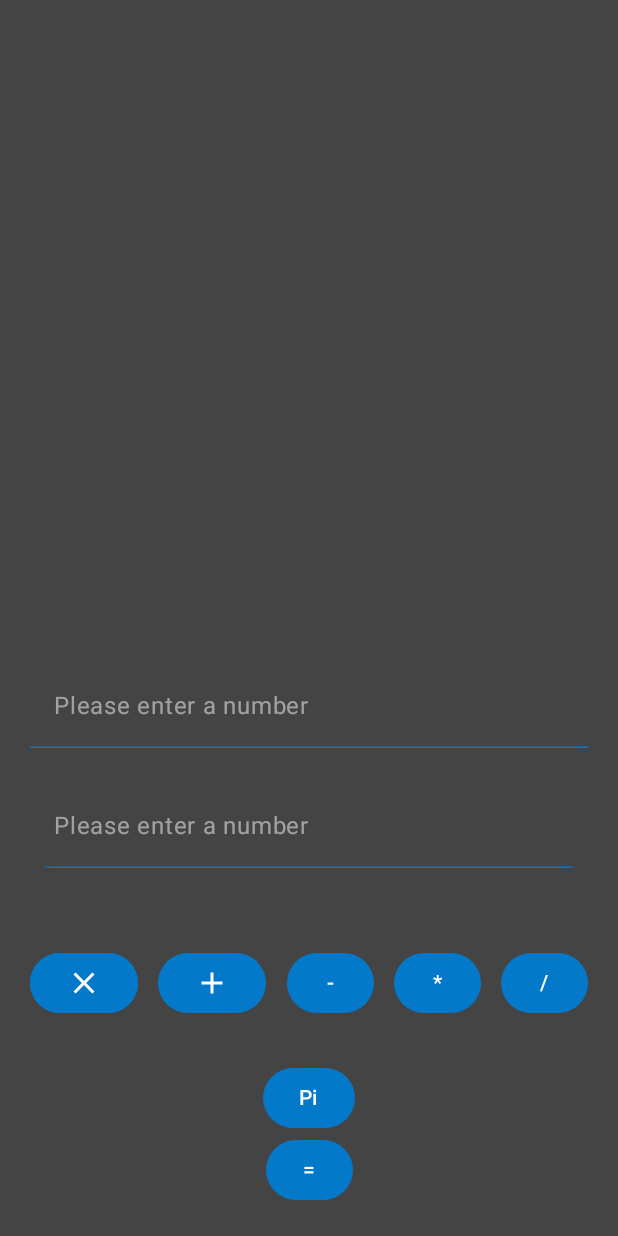
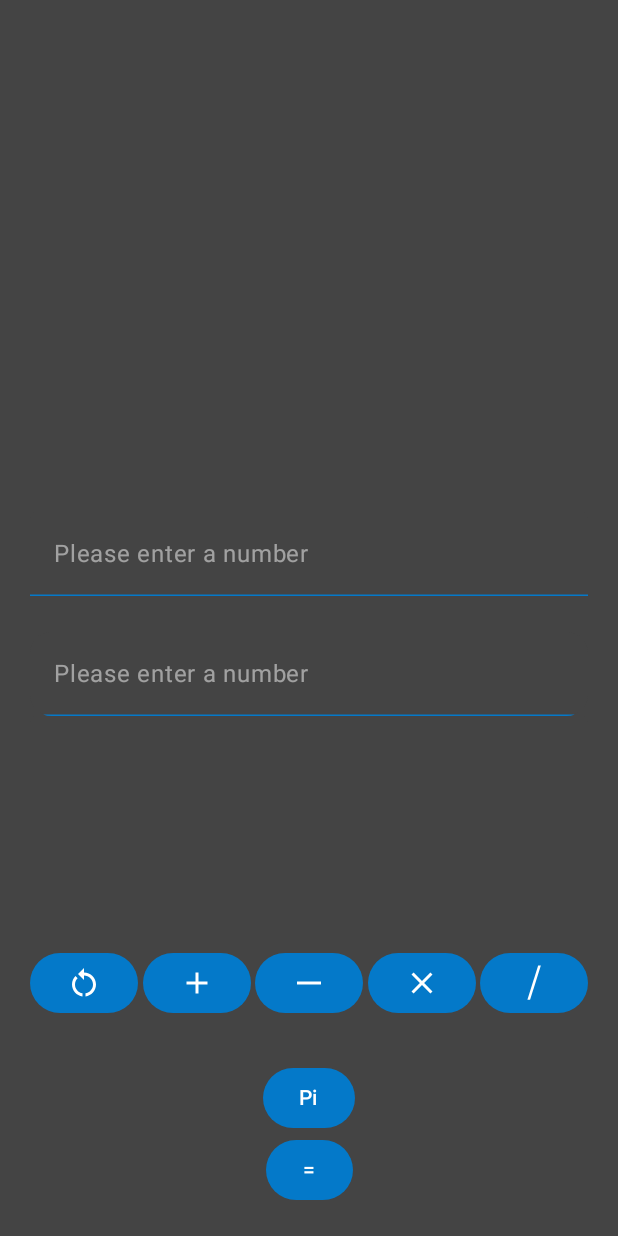
Before and after one commit to Luke-l2e/Calculator, an Android app built with Jetpack Compose: the screen it shows after launch (MainActivity), on a phone screen of 412 x 824 dp. Run offline under Robolectric (Android 15) with nearby library versions, the phone set to English and light mode, and no system bars.

Commit message:
- extract variables into data classes - create Operators.kt, Colors.kt & TextFieldValues.kt - show result in TextField instead of Text - show operators as Icon instead of Text

```diff
--- /dev/null
+++ b/app/src/main/java/de/hhn/calculator/Colors.kt
@@ -0,0 +1,10 @@
+package de.hhn.calculator
+
+import androidx.compose.ui.graphics.Color
+
+data class Colors(
+    var background: Color = Color.DarkGray,
+    var item: Color = Color(4, 121, 201),
+    var focus: Color = Color(255, 140, 0),
+    var font: Color = Color.White
+)
--- a/app/src/main/java/de/hhn/calculator/MainActivity.kt
+++ b/app/src/main/java/de/hhn/calculator/MainActivity.kt
@@ -4,9 +4,9 @@ import android.os.Bundle
 import android.widget.Toast
 import androidx.activity.ComponentActivity
 import androidx.activity.compose.setContent
-import androidx.compose.foundation.BorderStroke
 import androidx.compose.foundation.background
 import androidx.compose.foundation.layout.Arrangement
+import androidx.compose.foundation.layout.Box
 import androidx.compose.foundation.layout.Column
 import androidx.compose.foundation.layout.Row
 import androidx.compose.foundation.layout.fillMaxSize
@@ -16,14 +16,10 @@ import androidx.compose.foundation.layout.padding
 import androidx.compose.foundation.shape.CircleShape
 import androidx.compose.foundation.shape.RoundedCornerShape
 import androidx.compose.foundation.text.KeyboardOptions
-import androidx.compose.material.icons.Icons
-import androidx.compose.material.icons.filled.Add
-import androidx.compose.material.icons.filled.Clear
 import androidx.compose.material3.Button
 import androidx.compose.material3.ButtonDefaults
 import androidx.compose.material3.ExperimentalMaterial3Api
 import androidx.compose.material3.Icon
-import androidx.compose.material3.OutlinedButton
 import androidx.compose.material3.Text
 import androidx.compose.material3.TextField
 import androidx.compose.material3.TextFieldDefaults
@@ -37,6 +33,7 @@ import androidx.compose.ui.Modifier
 import androidx.compose.ui.draw.alpha
 import androidx.compose.ui.graphics.Color
 import androidx.compose.ui.platform.LocalContext
+import androidx.compose.ui.res.painterResource
 import androidx.compose.ui.text.TextStyle
 import androidx.compose.ui.text.input.KeyboardType
 import androidx.compose.ui.text.style.TextAlign
@@ -44,6 +41,7 @@ import androidx.compose.ui.tooling.preview.Preview
 import androidx.compose.ui.unit.dp
 import androidx.compose.ui.unit.em
 import de.hhn.calculator.ui.theme.CalculatorTheme
+import java.text.DecimalFormat
 
 class MainActivity : ComponentActivity() {
     @OptIn(ExperimentalMaterial3Api::class)
@@ -51,43 +49,32 @@ class MainActivity : ComponentActivity() {
         super.onCreate(savedInstanceState)
         setContent {
             CalculatorTheme {
-                val COLOR_BACKGROUND = Color.DarkGray
-                val COLOR_ITEM = Color(4, 121, 201)
-                val COLOR_FOCUS = Color(255, 140, 0)
-
+                var colors by remember {
+                    mutableStateOf(Colors())
+                }
+                var operators by remember {
+                    mutableStateOf(Operators())
+                }
+                var textFieldValues by remember { mutableStateOf(TextFieldValues()) }
                 val context = LocalContext.current
-                var numberX by remember {
-                    mutableStateOf("")
-                }
-                var numberY by remember {
-                    mutableStateOf("")
-                }
-                var operator by remember {
-                    mutableStateOf("")
-                }
-                var result by remember {
-                    mutableStateOf("")
-                }
                 val buttonColors = ButtonDefaults.buttonColors(
-                    containerColor = COLOR_ITEM
+                    containerColor = colors.item
                 )
                 val buttonModifier: Modifier = Modifier
-
-                // A surface container using the 'background' color from the theme
                 Column(
                     Modifier
                         .fillMaxSize()
-                        .background(COLOR_BACKGROUND)
+                        .background(colors.background)
                         .padding(20.dp),
                     horizontalAlignment = Alignment.CenterHorizontally,
                     verticalArrangement = Arrangement.Bottom,
                 )
                 {
                     TextField(
-                        value = numberX,
+                        value = textFieldValues.numberX,
                         onValueChange = {
                             if (it.isBlank()) {
-                                numberX = ""
+                                textFieldValues = textFieldValues.copy(numberX = "")
                                 return@TextField
                             }
                             var value: Double
@@ -101,7 +88,7 @@ class MainActivity : ComponentActivity() {
                                     .show()
                                 return@TextField
                             }
-                            numberX = it
+                            textFieldValues = textFieldValues.copy(numberX = it)
                         },
                         Modifier
                             .fillMaxWidth(),
@@ -116,24 +103,46 @@ class MainActivity : ComponentActivity() {
                         },
                         keyboardOptions = KeyboardOptions(keyboardType = KeyboardType.Decimal),
                         colors = TextFieldDefaults.textFieldColors(
-                            containerColor = COLOR_BACKGROUND,
-                            unfocusedIndicatorColor = COLOR_ITEM,
-                            focusedIndicatorColor = COLOR_FOCUS
+                            containerColor = colors.background,
+                            unfocusedIndicatorColor = colors.item,
+                            focusedIndicatorColor = colors.focus
                         )
                     )
+                    Box(
+                        contentAlignment = Alignment.Center,
+                        modifier = Modifier.fillMaxWidth()
+                    ) {
+                        // TODO : Workaround instead of 0.    id = 0 -> crash
+                        if (textFieldValues.operator != operators.EMPTY) {
+                            Icon(
+                                painter = painterResource(id = textFieldValues.operator),
+                                contentDescription = "Multiplication",
+                                tint = colors.font
+                            )
+                        } else {
+                            Icon(
+                                painter = painterResource(id = operators.addition),
+                                contentDescription = "Multiplication",
+                                tint = colors.font,
+                                modifier = Modifier.alpha(0.0f)
+                            )
+                        }
 
-                    Text(
-                        text = operator,
-                        color = Color.White,
-                        fontSize = 14.em,
-                        textAlign = TextAlign.Center,
-                    )
+                    }
+
+
+//                    Text(
+//                        text = textFieldValues.operator.toString(),
+//                        color = Color.White,
+//                        fontSize = 9.em,
+//                        textAlign = TextAlign.Center,
+//                    )
 
                     TextField(
-                        value = numberY,
+                        value = textFieldValues.numberY,
                         onValueChange = {
                             if (it.isBlank()) {
-                                numberY = ""
+                                textFieldValues = textFieldValues.copy(numberY = "")
                                 return@TextField
                             }
                             var value: Double
@@ -147,7 +156,7 @@ class MainActivity : ComponentActivity() {
                                     .show()
                                 return@TextField
                             }
-                            numberY = it
+                            textFieldValues = textFieldValues.copy(numberY = it)
                         },
                         Modifier
                             .fillMaxWidth(),
@@ -163,17 +172,29 @@ class MainActivity : ComponentActivity() {
                         textStyle = TextStyle(color = Color.White),
                         keyboardOptions = KeyboardOptions(keyboardType = KeyboardType.Decimal),
                         colors = TextFieldDefaults.textFieldColors(
-                            containerColor = COLOR_BACKGROUND,
-                            unfocusedIndicatorColor = COLOR_ITEM,
-                            focusedIndicatorColor = COLOR_FOCUS
+                            containerColor = colors.background,
+                            unfocusedIndicatorColor = colors.item,
+                            focusedIndicatorColor = colors.focus
                         )
                     )
 
-                    Text(
-                        text = result,
-                        color = Color.White,
-                        fontSize = 12.em,
-                        textAlign = TextAlign.Start
+                    TextField(
+                        value = textFieldValues.result,
+                        onValueChange = {},
+                        Modifier
+                            .fillMaxWidth(),
+                        singleLine = true,
+                        readOnly = true,
+                        textStyle = TextStyle(
+                            color = Color.White,
+                            textAlign = TextAlign.Right,
+                            fontSize = 10.em
+                        ),
+                        colors = TextFieldDefaults.textFieldColors(
+                            containerColor = colors.background,
+                            unfocusedIndicatorColor = colors.background,
+                            focusedIndicatorColor = colors.background
+                        )
                     )
 
                     Row(
@@ -183,75 +204,92 @@ class MainActivity : ComponentActivity() {
                             .fillMaxWidth()
                             .height(105.dp)
                     ) {
-                        OutlinedButton(
+                        Button(
                             onClick = {
-                                numberX = ""
-                                numberY = ""
-                                operator = ""
-                                result = ""
+                                textFieldValues = TextFieldValues()
                             },
                             buttonModifier,
-                            border = BorderStroke(5.dp, COLOR_ITEM),
-                            colors = buttonColors,
-                            shape = CircleShape
+                            shape = CircleShape,
+                            colors = buttonColors
                         ) {
+                            // TODO : Class operators to Symbols
                             Icon(
-                                Icons.Default.Clear,
-                                contentDescription = "Clear content"
+                                painter = painterResource(id = R.drawable.baseline_restart_alt_24),
+                                contentDescription = "Clear content",
+                                tint = colors.font
                             )
                         }
                         Button(
                             onClick = {
-                                operator = "+"
+                                textFieldValues =
+                                    textFieldValues.copy(operator = operators.addition)
                             },
                             buttonModifier,
                             shape = CircleShape,
                             colors = buttonColors
                         ) {
                             Icon(
-                                Icons.Default.Add,
+                                painter = painterResource(id = operators.addition),
                                 contentDescription = "Addition",
-                                tint = Color.White
+                                tint = colors.font
                             )
                         }
                         Button(
                             onClick = {
-                                operator = "-"
+                                textFieldValues =
+                                    textFieldValues.copy(operator = operators.subtraction)
                             },
                             buttonModifier,
                             colors = buttonColors
                         ) {
-                            Text(text = "-")
+                            Icon(
+                                painter = painterResource(id = operators.subtraction),
+                                contentDescription = "Subtraction",
+                                tint = colors.font
+                            )
                         }
                         Button(
                             onClick = {
-                                operator = "*"
+                                textFieldValues =
+                                    textFieldValues.copy(operator = operators.multiplication)
                             },
                             buttonModifier,
                             colors = buttonColors
                         ) {
-                            Text(text = "*")
+                            Icon(
+                                painter = painterResource(id = operators.multiplication),
+                                contentDescription = "Multiplication",
+                                tint = colors.font
+                            )
                         }
                         Button(
                             onClick = {
-                                operator = "/"
+                                textFieldValues =
+                                    textFieldValues.copy(operator = operators.division)
                             },
                             buttonModifier,
                             colors = buttonColors
                         ) {
-                            Text(text = "/")
+                            Icon(
+                                painter = painterResource(id = R.drawable.slash_svgrepo_com),
+                                contentDescription = "Multiplication",
+                                tint = colors.font
+                            )
                         }
                     }
                     Row {
 
                         Button(
                             onClick = {
-                                if (numberX.isEmpty()) {
-                                    numberX = Math.PI.toString()
-                                } else if (numberY.isEmpty()) {
-                                    numberY = Math.PI.toString()
+                                if (textFieldValues.numberX.isEmpty()) {
+                                    textFieldValues =
+                                        textFieldValues.copy(numberX = Math.PI.toString())
+                                } else if (textFieldValues.numberY.isEmpty()) {
+                                    textFieldValues =
+                                        textFieldValues.copy(numberY = Math.PI.toString())
                                 } else {
-                                    numberX = Math.PI.toString()
+                                    textFieldValues =
+                                        textFieldValues.copy(numberX = Math.PI.toString())
                                 }
                             },
                             buttonModifier,
@@ -267,62 +305,71 @@ class MainActivity : ComponentActivity() {
                         var y: Double
                         Button(
                             onClick = {
-                                if (numberX.isEmpty()) {
+                                if (textFieldValues.numberX.isEmpty()) {
                                     Toast.makeText(
                                         context,
                                         "Error - First number is missing",
-                                        Toast.LENGTH_LONG
+                                        Toast.LENGTH_SHORT
                                     ).show()
                                     return@Button
-                                } else if (numberY.isEmpty()) {
+                                } else if (textFieldValues.numberY.isEmpty()) {
                                     Toast.makeText(
                                         context,
                                         "Error - Second number is missing",
-                                        Toast.LENGTH_LONG
+                                        Toast.LENGTH_SHORT
                                     )
                                         .show()
                                     return@Button
-                                } else if (operator.isEmpty()) {
+                                } else if (textFieldValues.operator == operators.EMPTY) {
                                     Toast.makeText(
                                         context,
                                         "Error - Please select an operator",
-                                        Toast.LENGTH_LONG
+                                        Toast.LENGTH_SHORT
                                     )
                                         .show()
                                     return@Button
                                 }
 
                                 try {
-                                    x = numberX.toDouble()
+                                    x = textFieldValues.numberX.toDouble()
                                 } catch (e: NumberFormatException) {
                                     Toast.makeText(
                                         context,
                                         "Error - First input contains an unknown input",
-                                        Toast.LENGTH_LONG
+                                        Toast.LENGTH_SHORT
                                     )
                                         .show()
                                     return@Button
                                 }
                                 try {
-                                    y = numberY.toDouble()
+                                    y = textFieldValues.numberY.toDouble()
                                 } catch (e: NumberFormatException) {
                                     Toast.makeText(
                                         context,
                                         "Error - Second input contains an unknown input",
-                                        Toast.LENGTH_LONG
+                                        Toast.LENGTH_SHORT
                                     )
                                         .show()
                                     return@Button
                                 }
 //  TODO : Rewrite this entire part
                                 var resultValue: Double
-                                if (operator == "+") {
+                                if (textFieldValues.operator == operators.addition) {
                                     resultValue = (x + y)
-                                } else if (operator == "-") {
+                                } else if (textFieldValues.operator == operators.subtraction) {
                                     resultValue = (x - y)
-                                } else if (operator == "*") {
+                                } else if (textFieldValues.operator == operators.multiplication) {
                                     resultValue = (x * y)
                                 } else {
+                                    if (y == 0.0) {
+                                        Toast.makeText(
+                                            context,
+                                            "Error - Division with Zero is undefined",
+                                            Toast.LENGTH_SHORT
+                                        )
+                                            .show()
+                                        return@Button
+                                    }
                                     resultValue = (x / y)
                                 }
                                 if (resultValue.isNaN()) {
@@ -332,18 +379,24 @@ class MainActivity : ComponentActivity() {
                                     Toast.makeText(
                                         context,
                                         "Result exceeds the negative boundary",
-                                        Toast.LENGTH_LONG
+                                        Toast.LENGTH_SHORT
                                     ).show()
                                 } else if (resultValue == Double.POSITIVE_INFINITY) {
                                     println("Positive Inifinity ------------")
                                     Toast.makeText(
                                         context,
                                         "Result exceeds the positive boundary",
-                                        Toast.LENGTH_LONG
+                                        Toast.LENGTH_SHORT
                                     ).show()
                                 } else {
                                     println("-------------- Nothing")
-                                    result = resultValue.toString()
+                                    val decimalFormat = DecimalFormat("###.#")
+                                    textFieldValues =
+                                        textFieldValues.copy(
+                                            result = decimalFormat.format(
+                                                resultValue
+                                            )
+                                        )
                                 }
                             },
                             buttonModifier,
--- /dev/null
+++ b/app/src/main/java/de/hhn/calculator/Operators.kt
@@ -0,0 +1,9 @@
+package de.hhn.calculator
+
+data class Operators(
+    val EMPTY : Int = 0,
+    var addition : Int = R.drawable.baseline_add_24,
+    var subtraction : Int = R.drawable.baseline_horizontal_rule_24,
+    var multiplication : Int = R.drawable.baseline_clear_24,
+    var division : Int =  R.drawable.slash_svgrepo_com
+)
--- /dev/null
+++ b/app/src/main/java/de/hhn/calculator/TextFieldValues.kt
@@ -0,0 +1,9 @@
+package de.hhn.calculator
+
+data class TextFieldValues(
+    private var operators: Operators = Operators(),
+    var numberX: String = "",
+    var numberY: String = "",
+    var operator: Int = operators.EMPTY,
+    var result: String = ""
+)
--- /dev/null
+++ b/app/src/main/res/drawable/baseline_add_24.xml
@@ -0,0 +1,5 @@
+<vector android:height="24dp" android:tint="#000000"
+    android:viewportHeight="24" android:viewportWidth="24"
+    android:width="24dp" xmlns:android="http://schemas.android.com/apk/res/android">
+    <path android:fillColor="@android:color/white" android:pathData="M19,13h-6v6h-2v-6H5v-2h6V5h2v6h6v2z"/>
+</vector>
--- /dev/null
+++ b/app/src/main/res/drawable/baseline_clear_24.xml
@@ -0,0 +1,5 @@
+<vector android:height="24dp" android:tint="#000000"
+    android:viewportHeight="24" android:viewportWidth="24"
+    android:width="24dp" xmlns:android="http://schemas.android.com/apk/res/android">
+    <path android:fillColor="@android:color/white" android:pathData="M19,6.41L17.59,5 12,10.59 6.41,5 5,6.41 10.59,12 5,17.59 6.41,19 12,13.41 17.59,19 19,17.59 13.41,12z"/>
+</vector>
--- /dev/null
+++ b/app/src/main/res/drawable/baseline_horizontal_rule_24.xml
@@ -0,0 +1,6 @@
+<vector android:height="24dp" android:tint="#000000"
+    android:viewportHeight="24" android:viewportWidth="24"
+    android:width="24dp" xmlns:android="http://schemas.android.com/apk/res/android">
+    <path android:fillColor="@android:color/white"
+        android:fillType="evenOdd" android:pathData="M4,11h16v2h-16z"/>
+</vector>
--- /dev/null
+++ b/app/src/main/res/drawable/baseline_restart_alt_24.xml
@@ -0,0 +1,6 @@
+<vector android:height="24dp" android:tint="#000000"
+    android:viewportHeight="24" android:viewportWidth="24"
+    android:width="24dp" xmlns:android="http://schemas.android.com/apk/res/android">
+    <path android:fillColor="@android:color/white" android:pathData="M12,5V2L8,6l4,4V7c3.31,0 6,2.69 6,6c0,2.97 -2.17,5.43 -5,5.91v2.02c3.95,-0.49 7,-3.85 7,-7.93C20,8.58 16.42,5 12,5z"/>
+    <path android:fillColor="@android:color/white" android:pathData="M6,13c0,-1.65 0.67,-3.15 1.76,-4.24L6.34,7.34C4.9,8.79 4,10.79 4,13c0,4.08 3.05,7.44 7,7.93v-2.02C8.17,18.43 6,15.97 6,13z"/>
+</vector>
--- /dev/null
+++ b/app/src/main/res/drawable/slash_svgrepo_com.xml
@@ -0,0 +1,9 @@
+<vector xmlns:android="http://schemas.android.com/apk/res/android"
+    android:width="24dp"
+    android:height="24dp"
+    android:viewportWidth="32"
+    android:viewportHeight="28">
+  <path
+      android:pathData="M10.125,27.094l9.563,-26.688h2.406l-9.563,26.688h-2.406z"
+      android:fillColor="#000000"/>
+</vector>
```
